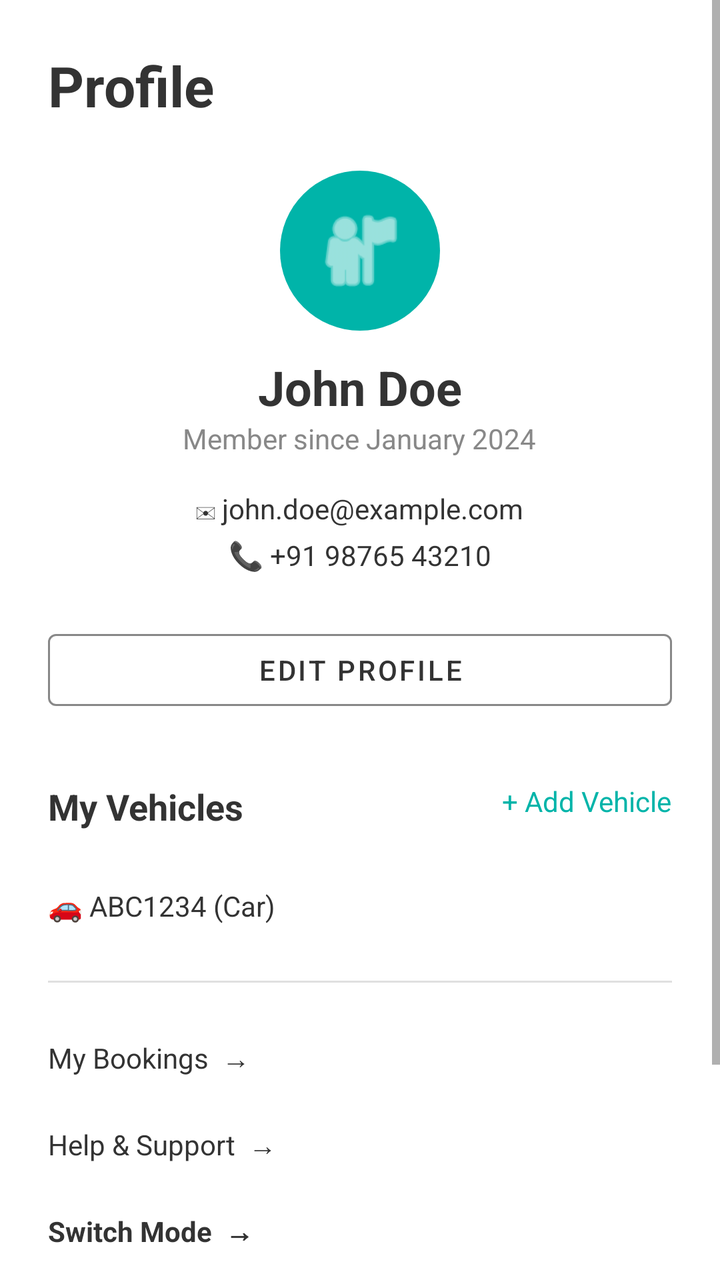
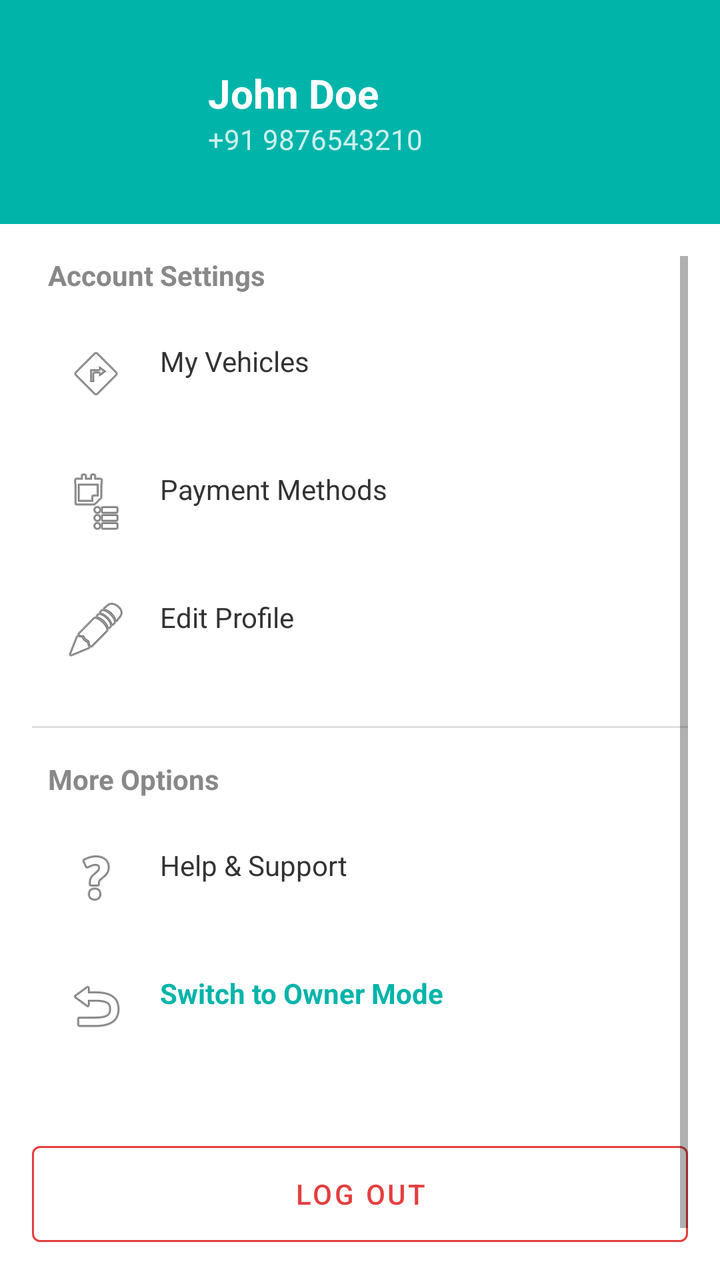

Two renders of the same Android screen: before a commit and after it. Below are the layout's source before the change and the commit's diff.
<!-- AndroidManifest.xml: application theme Theme.ParkFinder -->
<!-- res/layout/fragment_profile.xml -->
<?xml version="1.0" encoding="utf-8"?>
<ScrollView xmlns:android="http://schemas.android.com/apk/res/android"
    xmlns:app="http://schemas.android.com/apk/res-auto"
    android:layout_width="match_parent"
    android:layout_height="match_parent"
    android:background="@android:color/white"
    android:fillViewport="true">

    <LinearLayout
        android:layout_width="match_parent"
        android:layout_height="wrap_content"
        android:orientation="vertical"
        android:padding="24dp">

        <TextView
            android:layout_width="wrap_content"
            android:layout_height="wrap_content"
            android:text="Profile"
            android:textSize="28sp"
            android:textStyle="bold"
            android:textColor="@color/dark_grey"
            android:layout_marginBottom="24dp" />

        <LinearLayout
            android:layout_width="match_parent"
            android:layout_height="wrap_content"
            android:orientation="vertical"
            android:gravity="center"
            android:layout_marginBottom="32dp">

            <ImageView
                android:layout_width="80dp"
                android:layout_height="80dp"
                android:background="@drawable/circle_teal_bg"
                android:src="@android:drawable/ic_menu_myplaces"
                app:tint="@android:color/white"
                android:padding="16dp" />

            <TextView
                android:layout_width="wrap_content"
                android:layout_height="wrap_content"
                android:text="John Doe"
                android:textSize="24sp"
                android:textStyle="bold"
                android:textColor="@color/dark_grey"
                android:layout_marginTop="12dp" />

            <TextView
                android:layout_width="wrap_content"
                android:layout_height="wrap_content"
                android:text="Member since January 2024"
                android:textColor="@color/light_grey"
                android:layout_marginBottom="16dp" />

            <TextView android:layout_width="wrap_content" android:layout_height="wrap_content" android:text="✉ john.doe@example.com" android:textColor="@color/dark_grey" />
            <TextView android:layout_width="wrap_content" android:layout_height="wrap_content" android:text="📞 +91 98765 43210" android:textColor="@color/dark_grey" android:layout_marginTop="4dp" />

            <com.google.android.material.button.MaterialButton
                android:id="@+id/btnEditProfile"
                style="@style/Widget.MaterialComponents.Button.OutlinedButton"
                android:layout_width="match_parent"
                android:layout_height="wrap_content"
                android:text="Edit Profile"
                android:textColor="@color/dark_grey"
                app:strokeColor="@color/light_grey"
                android:layout_marginTop="24dp" />
        </LinearLayout>

        <RelativeLayout
            android:layout_width="match_parent"
            android:layout_height="wrap_content"
            android:layout_marginBottom="16dp">
            <TextView
                android:layout_width="wrap_content"
                android:layout_height="wrap_content"
                android:text="My Vehicles"
                android:textSize="18sp"
                android:textStyle="bold"
                android:textColor="@color/dark_grey" />
            <TextView
                android:id="@+id/btnAddVehicleText"
                android:layout_width="wrap_content"
                android:layout_height="wrap_content"
                android:text="+ Add Vehicle"
                android:textColor="@color/teal_main"
                android:layout_alignParentEnd="true" />
        </RelativeLayout>

        <TextView android:layout_width="match_parent" android:layout_height="wrap_content" android:text="🚗 ABC1234 (Car)" android:paddingVertical="12dp" android:textColor="@color/dark_grey" />

        <View android:layout_width="match_parent" android:layout_height="1dp" android:background="#E0E0E0" android:layout_marginVertical="16dp"/>

        <TextView android:id="@+id/menuBookings" android:layout_width="match_parent" android:layout_height="wrap_content" android:text="My Bookings  →" android:paddingVertical="12dp" android:textColor="@color/dark_grey" />
        <TextView android:id="@+id/menuSupport" android:layout_width="match_parent" android:layout_height="wrap_content" android:text="Help &amp; Support  →" android:paddingVertical="12dp" android:textColor="@color/dark_grey" />
        <TextView android:id="@+id/menuSwitchMode" android:layout_width="match_parent" android:layout_height="wrap_content" android:text="Switch Mode  →" android:paddingVertical="12dp" android:textColor="@color/dark_grey" android:textStyle="bold" />

        <View android:layout_width="match_parent" android:layout_height="0dp" android:layout_weight="1" android:minHeight="48dp"/>

        <com.google.android.material.button.MaterialButton
            android:id="@+id/btnLogout"
            style="@style/Widget.MaterialComponents.Button.OutlinedButton"
            android:layout_width="match_parent"
            android:layout_height="60dp"
            android:text="Logout"
            android:textColor="#E53E3E"
            app:strokeColor="#E53E3E" />

    </LinearLayout>
</ScrollView>
<!-- resources referenced by this layout -->
<resources>
  <color name="dark_grey">#333333</color>
  <color name="light_grey">#888888</color>
  <color name="teal_main">#00B4A9</color>
  <!-- drawable circle_teal_bg (drawable) -->
  <?xml version="1.0" encoding="utf-8"?>
  <shape xmlns:android="http://schemas.android.com/apk/res/android" android:shape="oval">
      <solid android:color="@color/teal_main"/>
  </shape>
  <style name="Theme.ParkFinder" parent="Theme.MaterialComponents.Light.NoActionBar">
  
          <item name="colorPrimary">@color/teal_main</item>
          <item name="colorPrimaryVariant">@color/teal_main</item>
          <item name="colorOnPrimary">@color/white</item>
  
          <item name="colorSecondary">@color/green_main</item>
          <item name="colorSecondaryVariant">@color/green_main</item>
          <item name="colorOnSecondary">@color/white</item>
  
          <item name="android:statusBarColor">@color/teal_main</item>
  
          <item name="colorError">@color/color_error</item>
          <item name="colorOnError">@color/white</item>
  
      </style>
  <color name="white">#FFFFFFFF</color>
  <color name="green_main">#00D48A</color>
  <color name="color_error">#E53E3E</color>
</resources>

<!-- the commit's change to res/layout/fragment_profile.xml (unified diff, before → after) -->
@@ -1,109 +1,150 @@
 <?xml version="1.0" encoding="utf-8"?>
-<ScrollView xmlns:android="http://schemas.android.com/apk/res/android"
+<LinearLayout xmlns:android="http://schemas.android.com/apk/res/android"
     xmlns:app="http://schemas.android.com/apk/res-auto"
     android:layout_width="match_parent"
     android:layout_height="match_parent"
-    android:background="@android:color/white"
-    android:fillViewport="true">
+    android:orientation="vertical"
+    android:background="@android:color/white">
 
-    <LinearLayout
+    <RelativeLayout
         android:layout_width="match_parent"
         android:layout_height="wrap_content"
-        android:orientation="vertical"
-        android:padding="24dp">
+        android:padding="24dp"
+        android:background="@color/teal_main">
 
-        <TextView
+        <ImageView
+            android:id="@+id/ivProfilePic"
+            android:layout_width="64dp"
+            android:layout_height="64dp"
+            android:src="@android:drawable/sym_def_app_icon"
+            android:background="@drawable/circle_teal_bg" />
+
+        <LinearLayout
             android:layout_width="wrap_content"
             android:layout_height="wrap_content"
-            android:text="Profile"
-            android:textSize="28sp"
-            android:textStyle="bold"
-            android:textColor="@color/dark_grey"
-            android:layout_marginBottom="24dp" />
-
-        <LinearLayout
-            android:layout_width="match_parent"
-            android:layout_height="wrap_content"
             android:orientation="vertical"
-            android:gravity="center"
-            android:layout_marginBottom="32dp">
-
-            <ImageView
-                android:layout_width="80dp"
-                android:layout_height="80dp"
-                android:background="@drawable/circle_teal_bg"
-                android:src="@android:drawable/ic_menu_myplaces"
-                app:tint="@android:color/white"
-                android:padding="16dp" />
+            android:layout_toEndOf="@id/ivProfilePic"
+            android:layout_centerVertical="true"
+            android:layout_marginStart="16dp">
 
             <TextView
                 android:layout_width="wrap_content"
                 android:layout_height="wrap_content"
                 android:text="John Doe"
-                android:textSize="24sp"
+                android:textSize="20sp"
                 android:textStyle="bold"
-                android:textColor="@color/dark_grey"
-                android:layout_marginTop="12dp" />
+                android:textColor="@android:color/white" />
 
             <TextView
                 android:layout_width="wrap_content"
                 android:layout_height="wrap_content"
-                android:text="Member since January 2024"
+                android:text="+91 9876543210"
+                android:textColor="@android:color/white"
+                android:alpha="0.8" />
+        </LinearLayout>
+    </RelativeLayout>
+
+    <ScrollView
+        android:layout_width="match_parent"
+        android:layout_height="match_parent"
+        android:padding="16dp">
+
+        <LinearLayout
+            android:layout_width="match_parent"
+            android:layout_height="wrap_content"
+            android:orientation="vertical">
+
+            <TextView
+                android:layout_width="wrap_content"
+                android:layout_height="wrap_content"
+                android:text="Account Settings"
                 android:textColor="@color/light_grey"
-                android:layout_marginBottom="16dp" />
+                android:textStyle="bold"
+                android:layout_marginBottom="8dp"
+                android:layout_marginStart="8dp"/>
 
-            <TextView android:layout_width="wrap_content" android:layout_height="wrap_content" android:text="✉ john.doe@example.com" android:textColor="@color/dark_grey" />
-            <TextView android:layout_width="wrap_content" android:layout_height="wrap_content" android:text="📞 +91 98765 43210" android:textColor="@color/dark_grey" android:layout_marginTop="4dp" />
+            <TextView
+                android:id="@+id/menuMyVehicles"
+                android:layout_width="match_parent"
+                android:layout_height="wrap_content"
+                android:text="My Vehicles"
+                android:padding="16dp"
+                android:textColor="@color/dark_grey"
+                android:background="?attr/selectableItemBackground"
+                app:drawableStartCompat="@android:drawable/ic_menu_directions"
+                android:drawablePadding="16dp" />
 
-            <com.google.android.material.button.MaterialButton
-                android:id="@+id/btnEditProfile"
-                style="@style/Widget.MaterialComponents.Button.OutlinedButton"
+            <TextView
+                android:id="@+id/menuPaymentMethods"
+                android:layout_width="match_parent"
+                android:layout_height="wrap_content"
+                android:text="Payment Methods"
+                android:padding="16dp"
+                android:textColor="@color/dark_grey"
+                android:background="?attr/selectableItemBackground"
+                app:drawableStartCompat="@android:drawable/ic_menu_agenda"
+                android:drawablePadding="16dp" />
+
+            <TextView
+                android:id="@+id/menuEditProfile"
                 android:layout_width="match_parent"
                 android:layout_height="wrap_content"
                 android:text="Edit Profile"
+                android:padding="16dp"
                 android:textColor="@color/dark_grey"
-                app:strokeColor="@color/light_grey"
-                android:layout_marginTop="24dp" />
-        </LinearLayout>
+                android:background="?attr/selectableItemBackground"
+                app:drawableStartCompat="@android:drawable/ic_menu_edit"
+                android:drawablePadding="16dp" />
 
-        <RelativeLayout
-            android:layout_width="match_parent"
-            android:layout_height="wrap_content"
-            android:layout_marginBottom="16dp">
+            <View
+                android:layout_width="match_parent"
+                android:layout_height="1dp"
+                android:background="#E0E0E0"
+                android:layout_marginVertical="16dp" />
+
             <TextView
                 android:layout_width="wrap_content"
                 android:layout_height="wrap_content"
-                android:text="My Vehicles"
-                android:textSize="18sp"
+                android:text="More Options"
+                android:textColor="@color/light_grey"
                 android:textStyle="bold"
-                android:textColor="@color/dark_grey" />
+                android:layout_marginBottom="8dp"
+                android:layout_marginStart="8dp"/>
+
             <TextView
-                android:id="@+id/btnAddVehicleText"
-                android:layout_width="wrap_content"
+                android:id="@+id/menuHelpSupport"
+                android:layout_width="match_parent"
                 android:layout_height="wrap_content"
-                android:text="+ Add Vehicle"
+                android:text="Help &amp; Support"
+                android:padding="16dp"
+                android:textColor="@color/dark_grey"
+                android:background="?attr/selectableItemBackground"
+                app:drawableStartCompat="@android:drawable/ic_menu_help"
+                android:drawablePadding="16dp" />
+
+            <TextView
+                android:id="@+id/menuSwitchMode"
+                android:layout_width="match_parent"
+                android:layout_height="wrap_content"
+                android:text="Switch to Owner Mode"
+                android:padding="16dp"
                 android:textColor="@color/teal_main"
-                android:layout_alignParentEnd="true" />
-        </RelativeLayout>
+                android:textStyle="bold"
+                android:background="?attr/selectableItemBackground"
+                app:drawableStartCompat="@android:drawable/ic_menu_revert"
+                android:drawablePadding="16dp" />
 
-        <TextView android:layout_width="match_parent" android:layout_height="wrap_content" android:text="🚗 ABC1234 (Car)" android:paddingVertical="12dp" android:textColor="@color/dark_grey" />
+            <com.google.android.material.button.MaterialButton
+                android:id="@+id/btnLogout"
+                style="@style/Widget.MaterialComponents.Button.OutlinedButton"
+                android:layout_width="match_parent"
+                android:layout_height="60dp"
+                android:text="Log Out"
+                android:textColor="@color/color_error"
+                app:strokeColor="@color/color_error"
+                android:layout_marginTop="32dp"
+                android:layout_marginBottom="24dp" />
 
-        <View android:layout_width="match_parent" android:layout_height="1dp" android:background="#E0E0E0" android:layout_marginVertical="16dp"/>
-
-        <TextView android:id="@+id/menuBookings" android:layout_width="match_parent" android:layout_height="wrap_content" android:text="My Bookings  →" android:paddingVertical="12dp" android:textColor="@color/dark_grey" />
-        <TextView android:id="@+id/menuSupport" android:layout_width="match_parent" android:layout_height="wrap_content" android:text="Help &amp; Support  →" android:paddingVertical="12dp" android:textColor="@color/dark_grey" />
-        <TextView android:id="@+id/menuSwitchMode" android:layout_width="match_parent" android:layout_height="wrap_content" android:text="Switch Mode  →" android:paddingVertical="12dp" android:textColor="@color/dark_grey" android:textStyle="bold" />
-
-        <View android:layout_width="match_parent" android:layout_height="0dp" android:layout_weight="1" android:minHeight="48dp"/>
-
-        <com.google.android.material.button.MaterialButton
-            android:id="@+id/btnLogout"
-            style="@style/Widget.MaterialComponents.Button.OutlinedButton"
-            android:layout_width="match_parent"
-            android:layout_height="60dp"
-            android:text="Logout"
-            android:textColor="#E53E3E"
-            app:strokeColor="#E53E3E" />
-
-    </LinearLayout>
-</ScrollView>
+        </LinearLayout>
+    </ScrollView>
+</LinearLayout>
<!-- resource entries referenced after the edit -->
@@ -19,7 +19,8 @@
           <item name="colorOnSecondary">@color/white</item>
   
           <item name="android:statusBarColor">@color/teal_main</item>
-  
+          <item name="android:windowBackground">@android:color/white</item>
+          <item name="android:colorBackground">@android:color/white</item>
           <item name="colorError">@color/color_error</item>
           <item name="colorOnError">@color/white</item>
   
